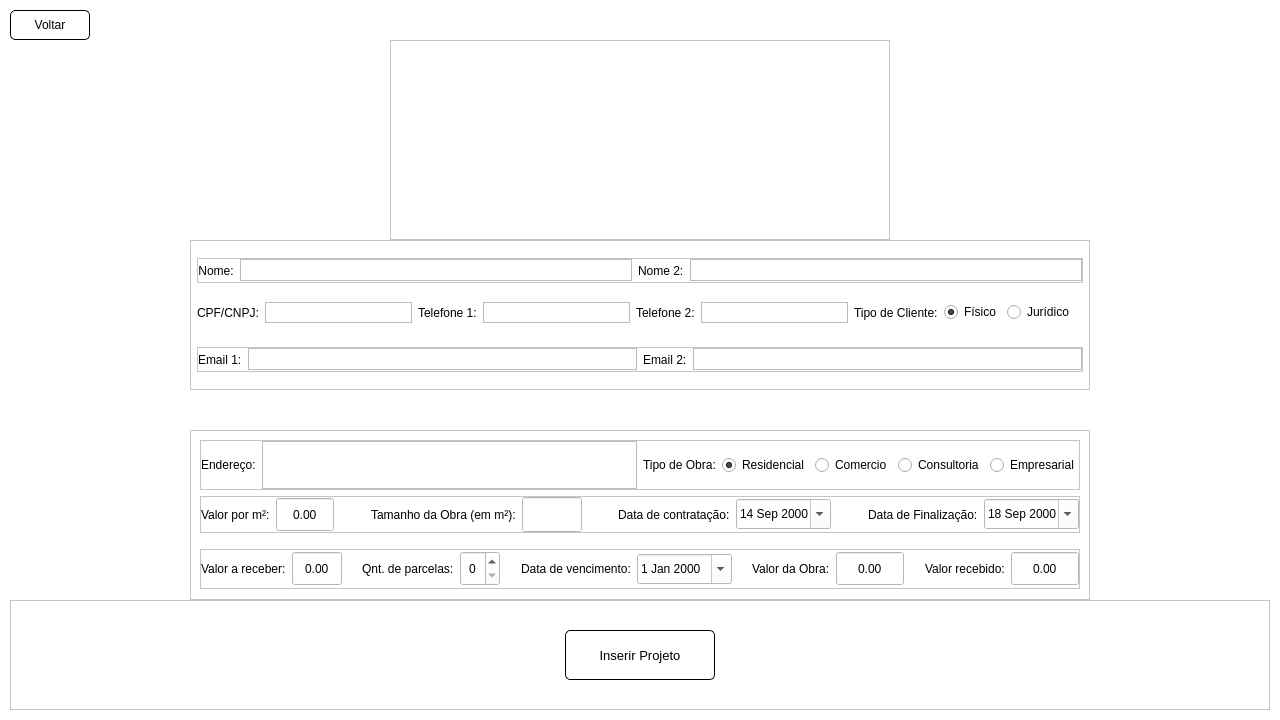
First picture: the form in screens/new_project.ui, repository devfabri/Arquitetura-Pereira, before the edit.
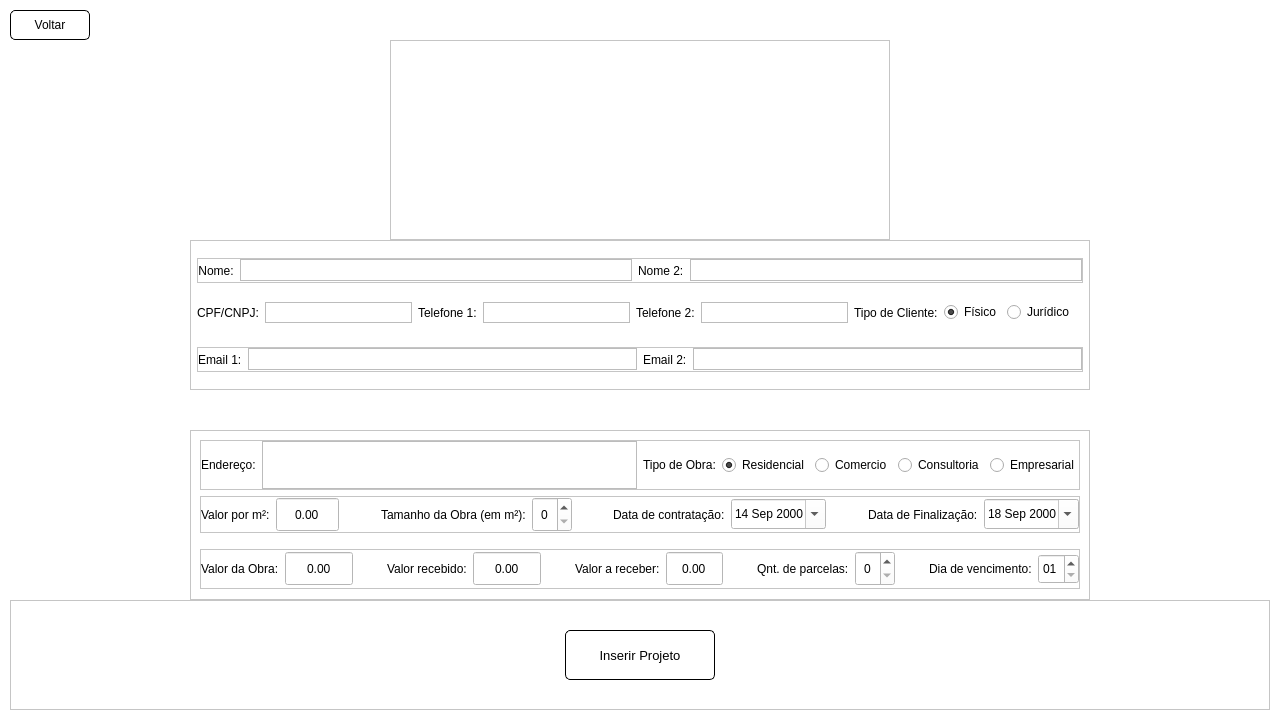
Second picture: the form after the edit. Icons and pictures are not drawn.

The edit to the form file:
```diff
--- a/screens/new_project.ui
+++ b/screens/new_project.ui
@@ -747,18 +747,15 @@
            </widget>
           </item>
           <item>
-           <widget class="QLineEdit" name="tamanho_obra">
+           <widget class="QSpinBox" name="tamanho_obra">
             <property name="minimumSize">
              <size>
-              <width>60</width>
+              <width>40</width>
               <height>35</height>
              </size>
             </property>
-            <property name="maximumSize">
-             <size>
-              <width>50</width>
-              <height>16777215</height>
-             </size>
+            <property name="alignment">
+             <set>Qt::AlignCenter</set>
             </property>
            </widget>
           </item>
@@ -900,6 +897,84 @@
           <property name="bottomMargin">
            <number>0</number>
           </property>
+          <item>
+           <widget class="QLabel" name="label_12">
+            <property name="text">
+             <string>Valor da Obra:</string>
+            </property>
+           </widget>
+          </item>
+          <item>
+           <widget class="QDoubleSpinBox" name="valor_obra">
+            <property name="minimumSize">
+             <size>
+              <width>0</width>
+              <height>35</height>
+             </size>
+            </property>
+            <property name="alignment">
+             <set>Qt::AlignCenter</set>
+            </property>
+            <property name="buttonSymbols">
+             <enum>QAbstractSpinBox::NoButtons</enum>
+            </property>
+            <property name="maximum">
+             <double>99999999999.000000000000000</double>
+            </property>
+           </widget>
+          </item>
+          <item>
+           <spacer name="horizontalSpacer_6">
+            <property name="orientation">
+             <enum>Qt::Horizontal</enum>
+            </property>
+            <property name="sizeHint" stdset="0">
+             <size>
+              <width>40</width>
+              <height>20</height>
+             </size>
+            </property>
+           </spacer>
+          </item>
+          <item>
+           <widget class="QLabel" name="label_13">
+            <property name="text">
+             <string>Valor recebido:</string>
+            </property>
+           </widget>
+          </item>
+          <item>
+           <widget class="QDoubleSpinBox" name="valor_recebido">
+            <property name="minimumSize">
+             <size>
+              <width>0</width>
+              <height>35</height>
+             </size>
+            </property>
+            <property name="alignment">
+             <set>Qt::AlignCenter</set>
+            </property>
+            <property name="buttonSymbols">
+             <enum>QAbstractSpinBox::NoButtons</enum>
+            </property>
+            <property name="maximum">
+             <double>999999999999.000000000000000</double>
+            </property>
+           </widget>
+          </item>
+          <item>
+           <spacer name="horizontalSpacer_4">
+            <property name="orientation">
+             <enum>Qt::Horizontal</enum>
+            </property>
+            <property name="sizeHint" stdset="0">
+             <size>
+              <width>40</width>
+              <height>20</height>
+             </size>
+            </property>
+           </spacer>
+          </item>
           <item>
            <widget class="QLabel" name="label_14">
             <property name="text">
@@ -978,7 +1053,7 @@
           <item>
            <widget class="QLabel" name="label_19">
             <property name="text">
-             <string>Data de vencimento:</string>
+             <string>Dia de vencimento:</string>
             </property>
            </widget>
           </item>
@@ -1002,92 +1077,17 @@
             <property name="readOnly">
              <bool>false</bool>
             </property>
+            <property name="displayFormat">
+             <string>dd</string>
+            </property>
             <property name="calendarPopup">
-             <bool>true</bool>
+             <bool>false</bool>
             </property>
             <property name="timeSpec">
              <enum>Qt::LocalTime</enum>
             </property>
            </widget>
           </item>
-          <item>
-           <spacer name="horizontalSpacer_5">
-            <property name="orientation">
-             <enum>Qt::Horizontal</enum>
-            </property>
-            <property name="sizeHint" stdset="0">
-             <size>
-              <width>40</width>
-              <height>20</height>
-             </size>
-            </property>
-           </spacer>
-          </item>
-          <item>
-           <widget class="QLabel" name="label_12">
-            <property name="text">
-             <string>Valor da Obra:</string>
-            </property>
-           </widget>
-          </item>
-          <item>
-           <widget class="QDoubleSpinBox" name="valor_obra">
-            <property name="minimumSize">
-             <size>
-              <width>0</width>
-              <height>35</height>
-             </size>
-            </property>
-            <property name="alignment">
-             <set>Qt::AlignCenter</set>
-            </property>
-            <property name="buttonSymbols">
-             <enum>QAbstractSpinBox::NoButtons</enum>
-            </property>
-            <property name="maximum">
-             <double>99999999999.000000000000000</double>
-            </property>
-           </widget>
-          </item>
-          <item>
-           <spacer name="horizontalSpacer_6">
-            <property name="orientation">
-             <enum>Qt::Horizontal</enum>
-            </property>
-            <property name="sizeHint" stdset="0">
-             <size>
-              <width>40</width>
-              <height>20</height>
-             </size>
-            </property>
-           </spacer>
-          </item>
-          <item>
-           <widget class="QLabel" name="label_13">
-            <property name="text">
-             <string>Valor recebido:</string>
-            </property>
-           </widget>
-          </item>
-          <item>
-           <widget class="QDoubleSpinBox" name="valor_recebido">
-            <property name="minimumSize">
-             <size>
-              <width>0</width>
-              <height>35</height>
-             </size>
-            </property>
-            <property name="alignment">
-             <set>Qt::AlignCenter</set>
-            </property>
-            <property name="buttonSymbols">
-             <enum>QAbstractSpinBox::NoButtons</enum>
-            </property>
-            <property name="maximum">
-             <double>999999999999.000000000000000</double>
-            </property>
-           </widget>
-          </item>
          </layout>
         </widget>
        </item>
```
Left out of the diff: 2 changed lines with no effect on the pictures.
